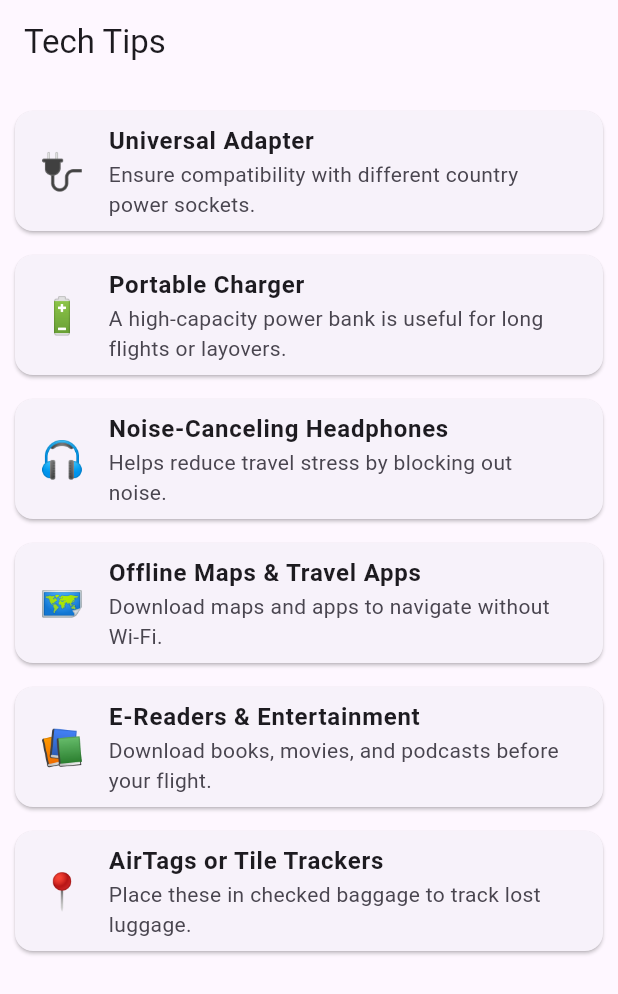
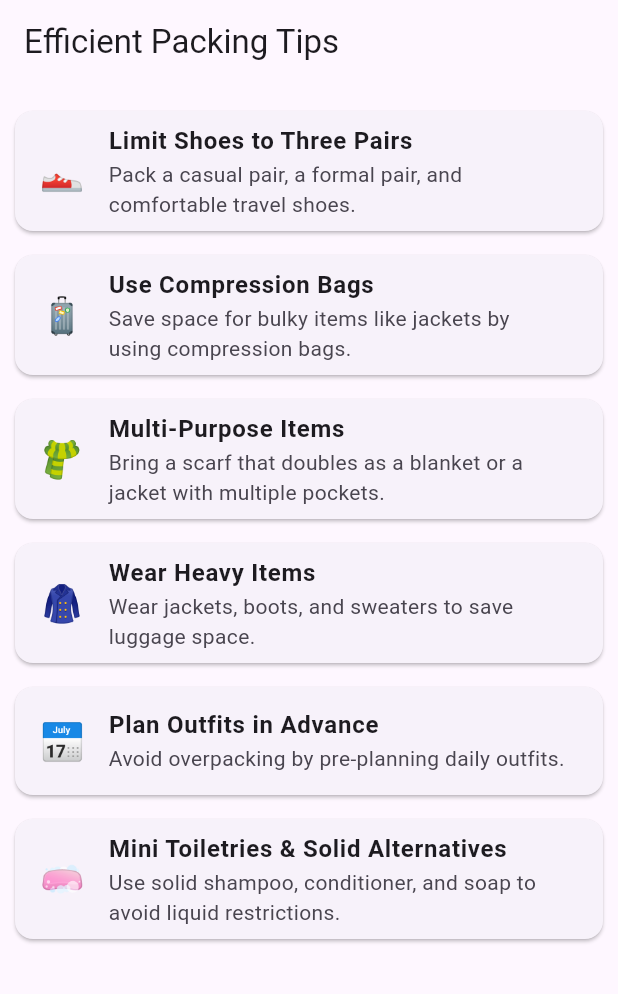
Before and after one commit to CREW-72/jet-set-go, a Flutter app: the screen it shows after launch, on a phone screen of 412 x 824 dp. Shown: the top 994 px of the screen. Run offline on Flutter 3.47's test engine with Material 3 defaults, Android fonts, the phone set to English and light mode, and no system bars.

Commit message:
finalised efficient packing tips

```diff
--- a/lib/efficient_packing_tips.dart
+++ b/lib/efficient_packing_tips.dart
@@ -0,0 +1,33 @@
+import 'package:flutter/material.dart';
+
+class EfficientPackingTips extends StatelessWidget{
+  final List<Map<String, String>> tips = [
+    {"title": "Limit Shoes to Three Pairs", "icon": "👟", "desc": "Pack a casual pair, a formal pair, and comfortable travel shoes."},
+    {"title": "Use Compression Bags", "icon": "🧳", "desc": "Save space for bulky items like jackets by using compression bags."},
+    {"title": "Multi-Purpose Items", "icon": "🧣", "desc": "Bring a scarf that doubles as a blanket or a jacket with multiple pockets."},
+    {"title": "Wear Heavy Items", "icon": "🧥", "desc": "Wear jackets, boots, and sweaters to save luggage space."},
+    {"title": "Plan Outfits in Advance", "icon": "📅", "desc": "Avoid overpacking by pre-planning daily outfits."},
+    {"title": "Mini Toiletries & Solid Alternatives", "icon": "🧼", "desc": "Use solid shampoo, conditioner, and soap to avoid liquid restrictions."}
+  ];
+
+  @override
+  Widget build(BuildContext context){
+    return Scaffold(
+      appBar: AppBar(title: Text("Efficient Packing Tips"),
+      ),
+      body: ListView(
+        padding: EdgeInsets.all(10),
+        children: tips.map((tip){
+          return Card(
+            margin: EdgeInsets.symmetric(vertical: 8),
+            child: ListTile(
+              leading: Text(tip["icon"]!, style: TextStyle(fontSize: 24)),
+              title: Text(tip["title"]!, style: TextStyle(fontWeight: FontWeight.bold)),
+              subtitle: Text(tip["desc"]!),
+            ),
+          );
+        }).toList(),
+      ),
+    );
+  }
+}
--- a/lib/main.dart
+++ b/lib/main.dart
@@ -1,4 +1,5 @@
 import 'package:flutter/material.dart';
+import 'package:jet_set_go/efficient_packing_tips.dart';
 import 'package:jet_set_go/general_tips.dart';
 import 'package:jet_set_go/landing_page.dart';
 import 'package:jet_set_go/security_based_tips.dart';
@@ -8,5 +9,5 @@
 
 
 void main() => runApp(MaterialApp(
-  home: TechTips(),
+  home: EfficientPackingTips(),
 ));
```
